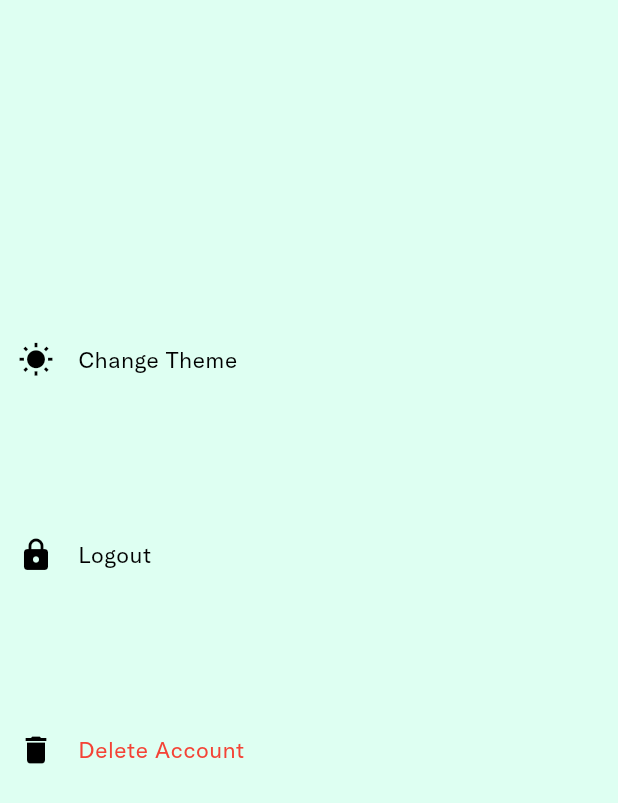
After one commit to UmaanBanjara/123, a Flutter app: the Settings screen opened directly, on a phone screen of 412 x 824 dp. The commit adds this screen. Shown: the top 803 px of the screen. Run offline on Flutter 3.47's test engine with Material 3 defaults, Android fonts, the phone set to English and light mode, and no system bars; our stand-ins replace animated_text_kit, another_flushbar, cached_network_image, file_picker, firebase_auth, firebase_core and 12 more; accounts and stored records are empty; network calls fail.

Commit message:
Initial Commit

```diff
--- a/flutter_application_1/lib/main.dart
+++ b/flutter_application_1/lib/main.dart
@@ -4,7 +4,6 @@ import 'package:flutter_bloc/flutter_bloc.dart';
 import 'package:firebase_core/firebase_core.dart';
 import 'package:flutter_secure_storage/flutter_secure_storage.dart';
 
-import 'config/theme/myapptheme.dart';
 import 'presentation/loginscreen/loginscreen.dart';
 import 'presentation/homescreen/homescreen.dart';
 
@@ -29,7 +28,7 @@ class Feed extends StatelessWidget {
       builder: (context, theme) {
         return MaterialApp(
           debugShowCheckedModeBanner: false,
-          theme: AppTheme.darkTheme,
+          theme: theme,
           home:  SplashScreen(), // You can replace with SplashScreen
         );
       },
--- /dev/null
+++ b/flutter_application_1/lib/settings/settings.dart
@@ -0,0 +1,75 @@
+import 'package:flutter/material.dart';
+import 'package:flutter_bloc/flutter_bloc.dart';
+import 'package:feed/data/bloc/theme_bloc.dart'; // Make sure this points to your ThemeCubit file
+
+class Settings extends StatefulWidget {
+  const Settings({super.key});
+
+  @override
+  State<Settings> createState() => _SettingsState();
+}
+
+class _SettingsState extends State<Settings> {
+  @override
+  Widget build(BuildContext context) {
+    final bool isDark = Theme.of(context).brightness == Brightness.dark;
+
+    return Scaffold(
+      backgroundColor: Theme.of(context).scaffoldBackgroundColor,
+      body: Column(
+        mainAxisAlignment: MainAxisAlignment.start,
+        children: [
+          Padding(
+            padding: const EdgeInsets.only(top: 200),
+            child: ListTile(
+              contentPadding: const EdgeInsets.all(12),
+              leading: Icon(isDark ? Icons.nights_stay : Icons.wb_sunny),
+              title: Text(
+                "Change Theme",
+                style: const TextStyle(
+                  fontFamily: "rEGULAR",
+                  fontSize: 15,
+                ),
+              ),
+              onTap: () {
+                context.read<ThemeCubit>().toggleTheme();
+              },
+            ),
+          ),
+          Padding(
+            padding: const EdgeInsets.only(top: 50),
+            child: ListTile(
+              contentPadding: const EdgeInsets.all(12),
+              leading: const Icon(Icons.lock_rounded),
+              title: const Text(
+                "Logout",
+                style: TextStyle(fontFamily: "rEGULAR", fontSize: 15),
+              ),
+              onTap: () {
+                // Add logout logic here
+              },
+            ),
+          ),
+          Padding(
+            padding: const EdgeInsets.only(top: 50),
+            child: ListTile(
+              contentPadding: const EdgeInsets.all(12),
+              leading: const Icon(Icons.delete),
+              title: const Text(
+                "Delete Account",
+                style: TextStyle(
+                  color: Colors.red,
+                  fontFamily: "rEGULAR",
+                  fontSize: 15,
+                ),
+              ),
+              onTap: () {
+                // Add delete account logic here
+              },
+            ),
+          ),
+        ],
+      ),
+    );
+  }
+}
```
Also changed, not shown: flutter_application_1/lib/presentation/homescreen/homescreen.dart (+46 -1 lines).
